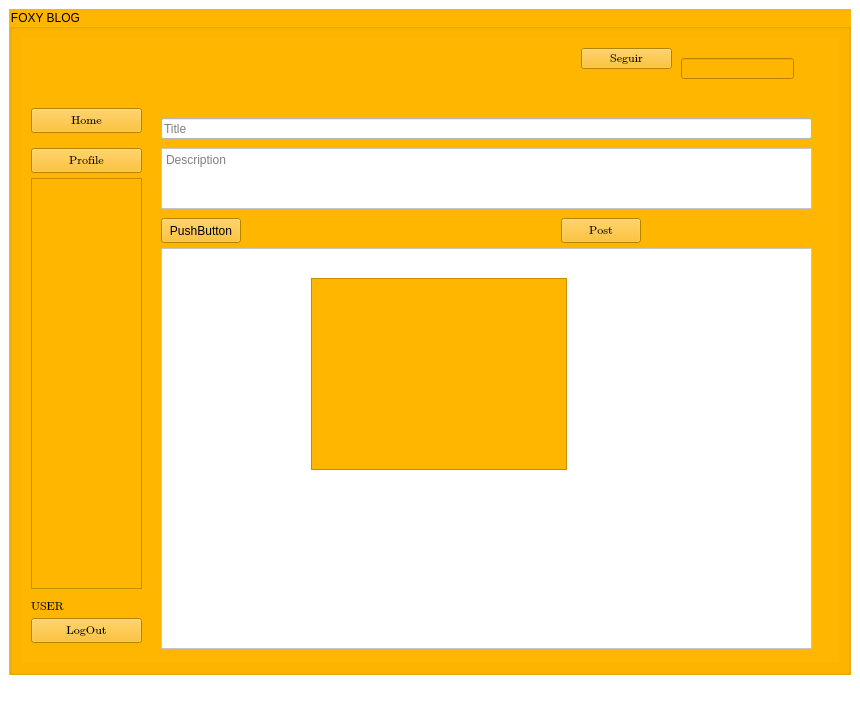
First picture: the form in login.ui, repository DarkMage17/CC31_20181B402_20181C600_201823838, before the edit.
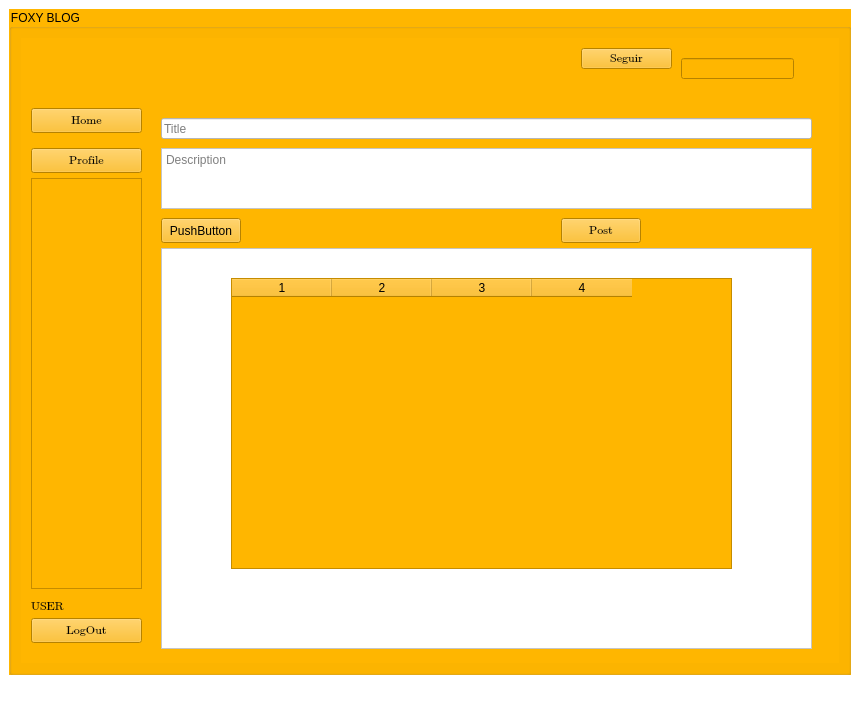
Second picture: the form after the edit. The open tabs and pages were chosen to show the change. Icons and pictures are not drawn.

```diff
--- a/login.ui
+++ b/login.ui
@@ -703,12 +703,19 @@
           <widget class="QTableWidget" name="tableWidget">
            <property name="geometry">
             <rect>
-             <x>290</x>
+             <x>210</x>
              <y>240</y>
-             <width>256</width>
-             <height>192</height>
+             <width>501</width>
+             <height>291</height>
             </rect>
            </property>
+           <property name="columnCount">
+            <number>4</number>
+           </property>
+           <column/>
+           <column/>
+           <column/>
+           <column/>
           </widget>
           <zorder>label_15</zorder>
           <zorder>label_13</zorder>
```
Left out of the diff: 2 changed lines with no effect on the pictures.
